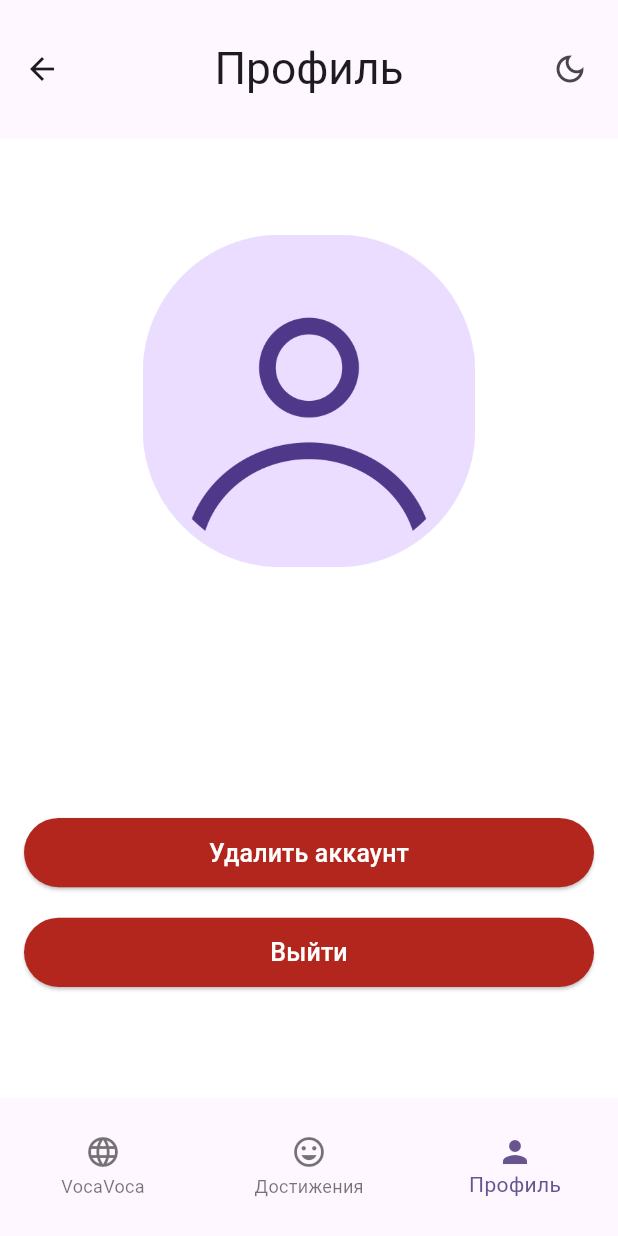
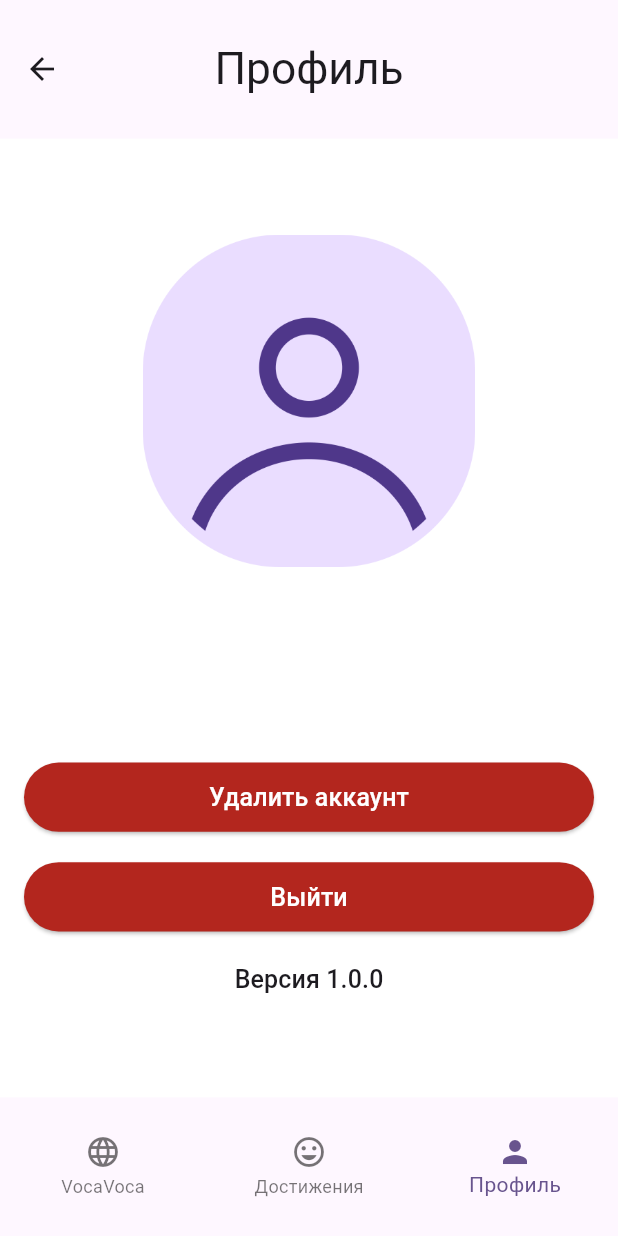
Before and after one commit to elvn5/vocavoca, a Flutter app: the ProfileScreen screen opened by its route, on a phone screen of 412 x 824 dp. Run offline on Flutter 3.47's test engine with Material 3 defaults, Android fonts, the phone set to English and light mode, and no system bars; our stand-ins replace app_links, auto_route, cached_network_image, easy_localization, equatable, flutter_bloc and 9 more; missing offline and left inert: easy_localization_loader, flutter_emoji; accounts and stored records are empty; generated files the repository leaves out were written again.

```diff
--- a/lib/src/screens/profile.dart
+++ b/lib/src/screens/profile.dart
@@ -5,6 +5,7 @@ import 'package:flutter_screenutil/flutter_screenutil.dart';
 import 'package:vocavoca/src/routes/router.dart';
 import 'package:vocavoca/src/services/services.dart';
 import 'package:vocavoca/src/utils/utils.dart';
+import 'package:vocavoca/src/utils/version.dart';
 import 'package:vocavoca/src/widgets/widgets.dart';
 import 'package:auto_route/auto_route.dart';
 
@@ -29,10 +30,10 @@ class ProfileScreen extends StatelessWidget {
       appBar: AppBar(
         title: const TitleLarge("Профиль"),
         actions: [
-          const Icon(
-            Icons.dark_mode_outlined,
-            size: 24,
-          ),
+          // const Icon(
+          //   Icons.dark_mode_outlined,
+          //   size: 24,
+          // ),
           Gap(20.w),
         ],
       ),
@@ -53,7 +54,7 @@ class ProfileScreen extends StatelessWidget {
                     ),
                     Gap(34.h),
                     Paragraph(email),
-                    Gap(120.h),
+                    Gap(80.h),
                     SizedBox(
                       width: double.infinity,
                       child: AppElevatedButton(
@@ -79,6 +80,8 @@ class ProfileScreen extends StatelessWidget {
                         ),
                       ),
                     ),
+                    Gap(20.h),
+                    const Paragraph("Версия $appVersion")
                   ],
                 ),
               )
--- a/lib/src/screens/vocavoca.dart
+++ b/lib/src/screens/vocavoca.dart
@@ -34,10 +34,10 @@ class VocaVocaScreen extends StatelessWidget {
         appBar: AppBar(
           title: const TitleLarge("VocaVoca"),
           actions: [
-            const Icon(
-              Icons.dark_mode_outlined,
-              size: 24,
-            ),
+            // const Icon(
+            //   Icons.dark_mode_outlined,
+            //   size: 24,
+            // ),
             Gap(20.w),
           ],
           bottom: const TabBar(tabs: [
--- /dev/null
+++ b/lib/src/utils/version.dart
@@ -0,0 +1 @@
+const appVersion = '1.0.0';
```
Also changed, not shown: 1 other file.
